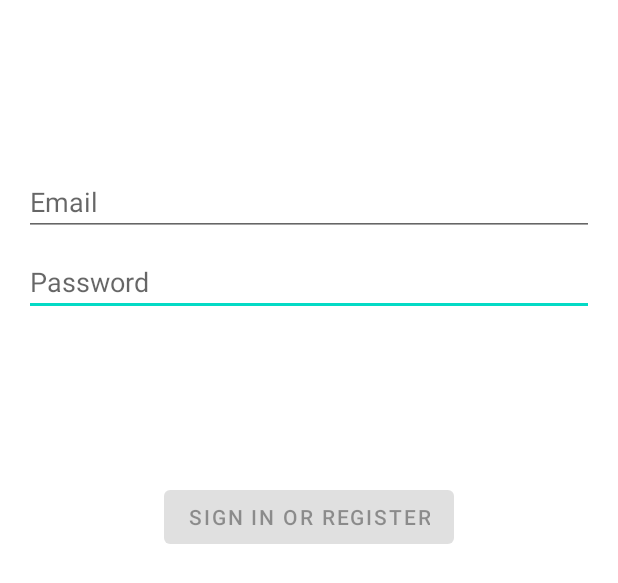
After one commit to johnx32/Gshop, an Android app: the layout activity_login_anibal.xml on its own in the app's theme, with its tools: preview values and no code run, on a phone screen of 412 x 824 dp. The commit adds this screen. Shown: the top 583 px of the screen. Run offline under Robolectric (Android 15) with nearby library versions, the phone set to English and light mode, and no system bars.

Commit message:
Primer commit loginActivity.

```diff
--- a/app/build.gradle
+++ b/app/build.gradle
@@ -40,6 +40,9 @@ dependencies {
     //implementation 'androidx.lifecycle:lifecycle-viewmodel-ktx:2.3.1'
     implementation 'androidx.navigation:navigation-fragment:2.3.5'
     implementation 'androidx.navigation:navigation-ui:2.3.5'
+    implementation 'androidx.annotation:annotation:1.2.0'
+    implementation 'androidx.lifecycle:lifecycle-livedata-ktx:2.3.1'
+    implementation 'androidx.lifecycle:lifecycle-viewmodel-ktx:2.3.1'
     testImplementation 'junit:junit:4.+'
     androidTestImplementation 'androidx.test.ext:junit:1.1.3'
     androidTestImplementation 'androidx.test.espresso:espresso-core:3.4.0'
--- /dev/null
+++ b/app/src/main/java/org/jbtc/gshop/ui/login/LoginAnibal.java
@@ -0,0 +1,136 @@
+package org.jbtc.gshop.ui.login;
+
+import android.app.Activity;
+
+import androidx.lifecycle.Observer;
+import androidx.lifecycle.ViewModelProvider;
+
+import android.os.Bundle;
+
+import androidx.annotation.Nullable;
+import androidx.annotation.StringRes;
+import androidx.appcompat.app.AppCompatActivity;
+
+import android.text.Editable;
+import android.text.TextWatcher;
+import android.view.KeyEvent;
+import android.view.View;
+import android.view.inputmethod.EditorInfo;
+import android.widget.Button;
+import android.widget.EditText;
+import android.widget.ProgressBar;
+import android.widget.TextView;
+import android.widget.Toast;
+
+import org.jbtc.gshop.R;
+import org.jbtc.gshop.ui.login.LoginViewModel;
+import org.jbtc.gshop.ui.login.LoginViewModelFactory;
+import org.jbtc.gshop.databinding.ActivityLoginAnibalBinding;
+
+public class LoginActivity extends AppCompatActivity {
+
+    private LoginViewModel loginViewModel;
+    private ActivityLoginAnibalBinding binding;
+
+    @Override
+    public void onCreate(Bundle savedInstanceState) {
+        super.onCreate(savedInstanceState);
+
+        binding = ActivityLoginAnibalBinding.inflate(getLayoutInflater());
+        setContentView(binding.getRoot());
+
+        loginViewModel = new ViewModelProvider(this, new LoginViewModelFactory())
+                .get(LoginViewModel.class);
+
+        final EditText usernameEditText = binding.username;
+        final EditText passwordEditText = binding.password;
+        final Button loginButton = binding.login;
+        final ProgressBar loadingProgressBar = binding.loading;
+
+        loginViewModel.getLoginFormState().observe(this, new Observer<LoginFormState>() {
+            @Override
+            public void onChanged(@Nullable LoginFormState loginFormState) {
+                if (loginFormState == null) {
+                    return;
+                }
+                loginButton.setEnabled(loginFormState.isDataValid());
+                if (loginFormState.getUsernameError() != null) {
+                    usernameEditText.setError(getString(loginFormState.getUsernameError()));
+                }
+                if (loginFormState.getPasswordError() != null) {
+                    passwordEditText.setError(getString(loginFormState.getPasswordError()));
+                }
+            }
+        });
+
+        loginViewModel.getLoginResult().observe(this, new Observer<LoginResult>() {
+            @Override
+            public void onChanged(@Nullable LoginResult loginResult) {
+                if (loginResult == null) {
+                    return;
+                }
+                loadingProgressBar.setVisibility(View.GONE);
+                if (loginResult.getError() != null) {
+                    showLoginFailed(loginResult.getError());
+                }
+                if (loginResult.getSuccess() != null) {
+                    updateUiWithUser(loginResult.getSuccess());
+                }
+                setResult(Activity.RESULT_OK);
+
+                //Complete and destroy login activity once successful
+                finish();
+            }
+        });
+
+        TextWatcher afterTextChangedListener = new TextWatcher() {
+            @Override
+            public void beforeTextChanged(CharSequence s, int start, int count, int after) {
+                // ignore
+            }
+
+            @Override
+            public void onTextChanged(CharSequence s, int start, int before, int count) {
+                // ignore
+            }
+
+            @Override
+            public void afterTextChanged(Editable s) {
+                loginViewModel.loginDataChanged(usernameEditText.getText().toString(),
+                        passwordEditText.getText().toString());
+            }
+        };
+        usernameEditText.addTextChangedListener(afterTextChangedListener);
+        passwordEditText.addTextChangedListener(afterTextChangedListener);
+        passwordEditText.setOnEditorActionListener(new TextView.OnEditorActionListener() {
+
+            @Override
+            public boolean onEditorAction(TextView v, int actionId, KeyEvent event) {
+                if (actionId == EditorInfo.IME_ACTION_DONE) {
+                    loginViewModel.login(usernameEditText.getText().toString(),
+                            passwordEditText.getText().toString());
+                }
+                return false;
+            }
+        });
+
+        loginButton.setOnClickListener(new View.OnClickListener() {
+            @Override
+            public void onClick(View v) {
+                loadingProgressBar.setVisibility(View.VISIBLE);
+                loginViewModel.login(usernameEditText.getText().toString(),
+                        passwordEditText.getText().toString());
+            }
+        });
+    }
+
+    private void updateUiWithUser(LoggedInUserView model) {
+        String welcome = getString(R.string.welcome) + model.getDisplayName();
+        // TODO : initiate successful logged in experience
+        Toast.makeText(getApplicationContext(), welcome, Toast.LENGTH_LONG).show();
+    }
+
+    private void showLoginFailed(@StringRes Integer errorString) {
+        Toast.makeText(getApplicationContext(), errorString, Toast.LENGTH_SHORT).show();
+    }
+}
--- /dev/null
+++ b/app/src/main/res/layout-w1240dp/activity_login_anibal.xml
@@ -0,0 +1,69 @@
+<?xml version="1.0" encoding="utf-8"?>
+<androidx.constraintlayout.widget.ConstraintLayout xmlns:android="http://schemas.android.com/apk/res/android"
+    xmlns:app="http://schemas.android.com/apk/res-auto"
+    xmlns:tools="http://schemas.android.com/tools"
+    android:id="@+id/container"
+    android:layout_width="match_parent"
+    android:layout_height="match_parent"
+    android:paddingLeft="@dimen/activity_horizontal_margin"
+    android:paddingTop="@dimen/activity_vertical_margin"
+    android:paddingRight="@dimen/activity_horizontal_margin"
+    android:paddingBottom="@dimen/activity_vertical_margin"
+    tools:context=".ui.login.LoginAnibal">
+
+    <Button
+        android:id="@+id/login"
+        android:layout_width="wrap_content"
+        android:layout_height="wrap_content"
+        android:layout_gravity="start"
+        android:layout_marginTop="16dp"
+        android:layout_marginBottom="64dp"
+        android:enabled="false"
+        android:text="@string/action_sign_in"
+        app:layout_constraintBottom_toBottomOf="parent"
+        app:layout_constraintEnd_toEndOf="parent"
+        app:layout_constraintStart_toStartOf="parent"
+        app:layout_constraintTop_toBottomOf="@+id/password"
+        app:layout_constraintVertical_bias="0.2" />
+
+    <EditText
+        android:id="@+id/password"
+        android:layout_width="0dp"
+        android:layout_height="wrap_content"
+        android:layout_marginTop="8dp"
+        android:hint="@string/prompt_password"
+        android:imeActionLabel="@string/action_sign_in_short"
+        android:imeOptions="actionDone"
+        android:inputType="textPassword"
+        android:selectAllOnFocus="true"
+        app:layout_constraintEnd_toEndOf="parent"
+        app:layout_constraintStart_toStartOf="parent"
+        app:layout_constraintTop_toBottomOf="@+id/username" />
+
+    <EditText
+        android:id="@+id/username"
+        android:layout_width="0dp"
+        android:layout_height="wrap_content"
+        android:layout_marginTop="96dp"
+        android:hint="@string/prompt_email"
+        android:inputType="textEmailAddress"
+        android:selectAllOnFocus="true"
+        app:layout_constraintEnd_toEndOf="parent"
+        app:layout_constraintStart_toStartOf="parent"
+        app:layout_constraintTop_toTopOf="parent" />
+
+    <ProgressBar
+        android:id="@+id/loading"
+        android:layout_width="wrap_content"
+        android:layout_height="wrap_content"
+        android:layout_gravity="center"
+        android:layout_marginTop="64dp"
+        android:layout_marginBottom="64dp"
+        android:visibility="gone"
+        app:layout_constraintBottom_toBottomOf="parent"
+        app:layout_constraintEnd_toEndOf="@+id/password"
+        app:layout_constraintStart_toStartOf="@+id/password"
+        app:layout_constraintTop_toTopOf="parent"
+        app:layout_constraintVertical_bias="0.3" />
+
+</androidx.constraintlayout.widget.ConstraintLayout>
--- /dev/null
+++ b/app/src/main/res/layout-w936dp/activity_login_anibal.xml
@@ -0,0 +1,76 @@
+<?xml version="1.0" encoding="utf-8"?>
+<androidx.constraintlayout.widget.ConstraintLayout xmlns:android="http://schemas.android.com/apk/res/android"
+    xmlns:app="http://schemas.android.com/apk/res-auto"
+    xmlns:tools="http://schemas.android.com/tools"
+    android:id="@+id/container"
+    android:layout_width="match_parent"
+    android:layout_height="match_parent"
+    android:paddingLeft="@dimen/activity_horizontal_margin"
+    android:paddingTop="@dimen/activity_vertical_margin"
+    android:paddingRight="@dimen/activity_horizontal_margin"
+    android:paddingBottom="@dimen/activity_vertical_margin"
+    tools:context=".ui.login.LoginAnibal">
+
+    <androidx.constraintlayout.widget.ConstraintLayout
+        android:layout_width="840dp"
+        android:layout_height="match_parent"
+        app:layout_constraintEnd_toEndOf="parent"
+        app:layout_constraintStart_toStartOf="parent">
+
+        <Button
+            android:id="@+id/login"
+            android:layout_width="wrap_content"
+            android:layout_height="wrap_content"
+            android:layout_gravity="start"
+            android:layout_marginTop="16dp"
+            android:layout_marginBottom="64dp"
+            android:enabled="false"
+            android:text="@string/action_sign_in"
+            app:layout_constraintBottom_toBottomOf="parent"
+            app:layout_constraintEnd_toEndOf="parent"
+            app:layout_constraintStart_toStartOf="parent"
+            app:layout_constraintTop_toBottomOf="@+id/password"
+            app:layout_constraintVertical_bias="0.2" />
+
+        <EditText
+            android:id="@+id/password"
+            android:layout_width="0dp"
+            android:layout_height="wrap_content"
+            android:layout_marginTop="8dp"
+            android:hint="@string/prompt_password"
+            android:imeActionLabel="@string/action_sign_in_short"
+            android:imeOptions="actionDone"
+            android:inputType="textPassword"
+            android:selectAllOnFocus="true"
+            app:layout_constraintEnd_toEndOf="parent"
+            app:layout_constraintStart_toStartOf="parent"
+            app:layout_constraintTop_toBottomOf="@+id/username" />
+
+        <EditText
+            android:id="@+id/username"
+            android:layout_width="0dp"
+            android:layout_height="wrap_content"
+            android:layout_marginTop="96dp"
+            android:hint="@string/prompt_email"
+            android:inputType="textEmailAddress"
+            android:selectAllOnFocus="true"
+            app:layout_constraintEnd_toEndOf="parent"
+            app:layout_constraintStart_toStartOf="parent"
+            app:layout_constraintTop_toTopOf="parent" />
+
+        <ProgressBar
+            android:id="@+id/loading"
+            android:layout_width="wrap_content"
+            android:layout_height="wrap_content"
+            android:layout_gravity="center"
+            android:layout_marginTop="64dp"
+            android:layout_marginBottom="64dp"
+            android:visibility="gone"
+            app:layout_constraintBottom_toBottomOf="parent"
+            app:layout_constraintEnd_toEndOf="@+id/password"
+            app:layout_constraintStart_toStartOf="@+id/password"
+            app:layout_constraintTop_toTopOf="parent"
+            app:layout_constraintVertical_bias="0.3" />
+
+    </androidx.constraintlayout.widget.ConstraintLayout>
+</androidx.constraintlayout.widget.ConstraintLayout>
--- /dev/null
+++ b/app/src/main/res/layout/activity_login_anibal.xml
@@ -0,0 +1,69 @@
+<?xml version="1.0" encoding="utf-8"?>
+<androidx.constraintlayout.widget.ConstraintLayout xmlns:android="http://schemas.android.com/apk/res/android"
+    xmlns:app="http://schemas.android.com/apk/res-auto"
+    xmlns:tools="http://schemas.android.com/tools"
+    android:id="@+id/container"
+    android:layout_width="match_parent"
+    android:layout_height="match_parent"
+    android:paddingLeft="@dimen/activity_horizontal_margin"
+    android:paddingTop="@dimen/activity_vertical_margin"
+    android:paddingRight="@dimen/activity_horizontal_margin"
+    android:paddingBottom="@dimen/activity_vertical_margin"
+    tools:context=".ui.login.LoginAnibal">
+
+    <Button
+        android:id="@+id/login"
+        android:layout_width="wrap_content"
+        android:layout_height="wrap_content"
+        android:layout_gravity="start"
+        android:layout_marginTop="16dp"
+        android:layout_marginBottom="64dp"
+        android:enabled="false"
+        android:text="@string/action_sign_in"
+        app:layout_constraintBottom_toBottomOf="parent"
+        app:layout_constraintEnd_toEndOf="parent"
+        app:layout_constraintStart_toStartOf="parent"
+        app:layout_constraintTop_toBottomOf="@+id/password"
+        app:layout_constraintVertical_bias="0.2" />
+
+    <EditText
+        android:id="@+id/password"
+        android:layout_width="0dp"
+        android:layout_height="wrap_content"
+        android:layout_marginTop="8dp"
+        android:hint="@string/prompt_password"
+        android:imeActionLabel="@string/action_sign_in_short"
+        android:imeOptions="actionDone"
+        android:inputType="textPassword"
+        android:selectAllOnFocus="true"
+        app:layout_constraintEnd_toEndOf="parent"
+        app:layout_constraintStart_toStartOf="parent"
+        app:layout_constraintTop_toBottomOf="@+id/username" />
+
+    <EditText
+        android:id="@+id/username"
+        android:layout_width="0dp"
+        android:layout_height="wrap_content"
+        android:layout_marginTop="96dp"
+        android:hint="@string/prompt_email"
+        android:inputType="textEmailAddress"
+        android:selectAllOnFocus="true"
+        app:layout_constraintEnd_toEndOf="parent"
+        app:layout_constraintStart_toStartOf="parent"
+        app:layout_constraintTop_toTopOf="parent" />
+
+    <ProgressBar
+        android:id="@+id/loading"
+        android:layout_width="wrap_content"
+        android:layout_height="wrap_content"
+        android:layout_gravity="center"
+        android:layout_marginTop="64dp"
+        android:layout_marginBottom="64dp"
+        android:visibility="gone"
+        app:layout_constraintBottom_toBottomOf="parent"
+        app:layout_constraintEnd_toEndOf="@+id/password"
+        app:layout_constraintStart_toStartOf="@+id/password"
+        app:layout_constraintTop_toTopOf="parent"
+        app:layout_constraintVertical_bias="0.3" />
+
+</androidx.constraintlayout.widget.ConstraintLayout>
--- a/app/src/main/res/values/strings.xml
+++ b/app/src/main/res/values/strings.xml
@@ -10,4 +10,14 @@
     <string name="menu_home">Home</string>
     <string name="menu_gallery">Gallery</string>
     <string name="menu_slideshow">Slideshow</string>
+    <string name="title_activity_login">LoginActivity</string>
+    <string name="prompt_email">Email</string>
+    <string name="prompt_password">Password</string>
+    <string name="action_sign_in">Sign in or register</string>
+    <string name="action_sign_in_short">Sign in</string>
+    <string name="welcome">"Welcome !"</string>
+    <string name="invalid_username">Not a valid username</string>
+    <string name="invalid_password">Password must be >5 characters</string>
+    <string name="login_failed">"Login failed"</string>
+    <string name="title_activity_login_anibal">LoginAnibal</string>
 </resources>
```
Also changed, not shown: app/src/main/AndroidManifest.xml (+8 -0 lines).
